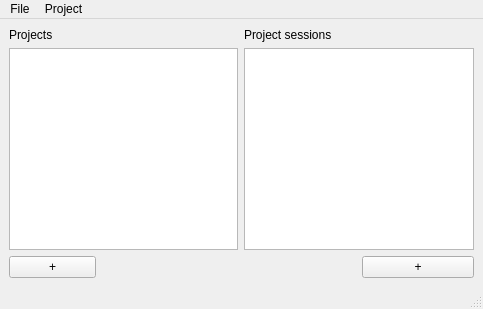
Old version of the form GUI/main.ui in the repository pietiep/Qt-with-Python.
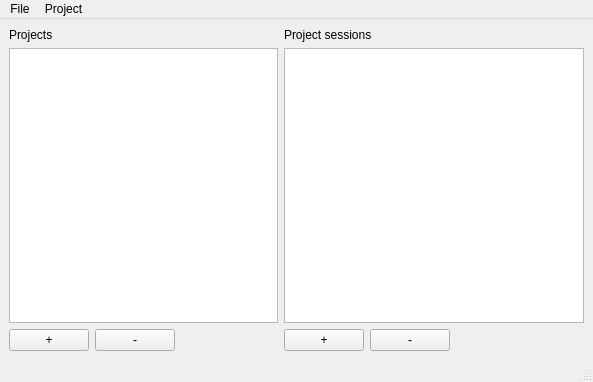
New version of the form.

```diff
--- a/GUI/main.ui
+++ b/GUI/main.ui
@@ -6,8 +6,8 @@
    <rect>
     <x>0</x>
     <y>0</y>
-    <width>483</width>
-    <height>309</height>
+    <width>593</width>
+    <height>382</height>
    </rect>
   </property>
   <property name="windowTitle">
@@ -21,31 +21,35 @@
   </property>
   <widget class="QWidget" name="centralwidget">
    <layout class="QGridLayout" name="gridLayout">
-    <item row="0" column="0" colspan="2">
+    <item row="0" column="0">
      <widget class="QLabel" name="label">
       <property name="text">
        <string>Projects</string>
       </property>
      </widget>
     </item>
-    <item row="0" column="2">
+    <item row="0" column="1">
      <widget class="QLabel" name="label_2">
       <property name="text">
        <string>Project sessions</string>
       </property>
      </widget>
     </item>
-    <item row="1" column="0" colspan="2">
+    <item row="1" column="0">
      <widget class="QListView" name="uiProjects">
       <property name="selectionRectVisible">
        <bool>true</bool>
       </property>
      </widget>
     </item>
-    <item row="1" column="2" colspan="2">
+    <item row="1" column="1">
      <widget class="QListView" name="uiSessions"/>
     </item>
     <item row="2" column="0">
+     <layout class="QHBoxLayout" name="horizontalLayout_4">
+      <item>
+       <layout class="QHBoxLayout" name="horizontalLayout">
+        <item>
      <widget class="QPushButton" name="uiPlusBu">
       <property name="maximumSize">
        <size>
@@ -73,26 +77,65 @@
       </property>
      </widget>
     </item>
-    <item row="2" column="1" colspan="2">
-     <spacer name="horizontalSpacer">
+        <item>
+         <widget class="QPushButton" name="uiMinusBu">
+          <property name="text">
+           <string>-</string>
+          </property>
+         </widget>
+        </item>
+       </layout>
+      </item>
+      <item>
+       <spacer name="horizontalSpacer_2">
       <property name="orientation">
        <enum>Qt::Horizontal</enum>
       </property>
       <property name="sizeHint" stdset="0">
        <size>
-        <width>280</width>
+          <width>148</width>
         <height>20</height>
        </size>
       </property>
      </spacer>
     </item>
-    <item row="2" column="3">
+     </layout>
+    </item>
+    <item row="2" column="1">
+     <layout class="QHBoxLayout" name="horizontalLayout_3">
+      <item>
+       <layout class="QHBoxLayout" name="horizontalLayout_2">
+        <item>
      <widget class="QPushButton" name="uiPlusBu2">
       <property name="text">
        <string>+</string>
       </property>
      </widget>
     </item>
+        <item>
+         <widget class="QPushButton" name="uiMinusBu2">
+          <property name="text">
+           <string>-</string>
+          </property>
+         </widget>
+        </item>
+       </layout>
+      </item>
+      <item>
+       <spacer name="horizontalSpacer">
+        <property name="orientation">
+         <enum>Qt::Horizontal</enum>
+        </property>
+        <property name="sizeHint" stdset="0">
+         <size>
+          <width>178</width>
+          <height>20</height>
+         </size>
+        </property>
+       </spacer>
+      </item>
+     </layout>
+    </item>
    </layout>
   </widget>
   <widget class="QMenuBar" name="menubar">
@@ -100,7 +143,7 @@
     <rect>
      <x>0</x>
      <y>0</y>
-     <width>483</width>
+     <width>593</width>
      <height>25</height>
     </rect>
    </property>
```
Lines whose indentation alone changed are shown as unchanged.
